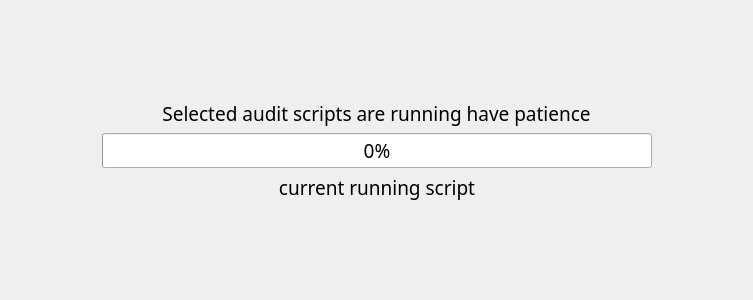
h4636oh/EasyAudit_QT, file audit_progress_page.ui: the form before one commit.
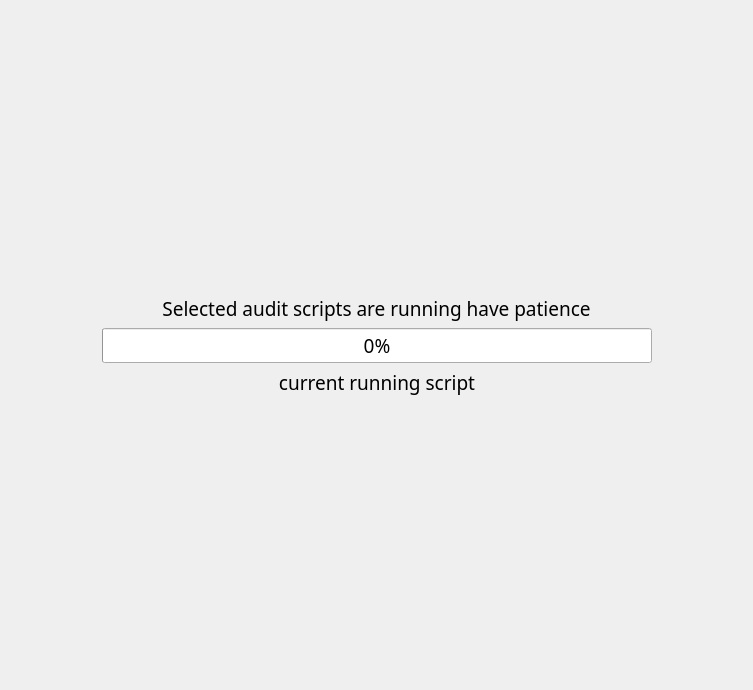
The form after the commit.

Commit message: corrected progress page

```diff
--- a/audit_progress_page.ui
+++ b/audit_progress_page.ui
@@ -7,7 +7,7 @@
     <x>0</x>
     <y>0</y>
     <width>753</width>
-    <height>300</height>
+    <height>690</height>
    </rect>
   </property>
   <property name="sizePolicy">
```
The commit also changes 2 other files.
